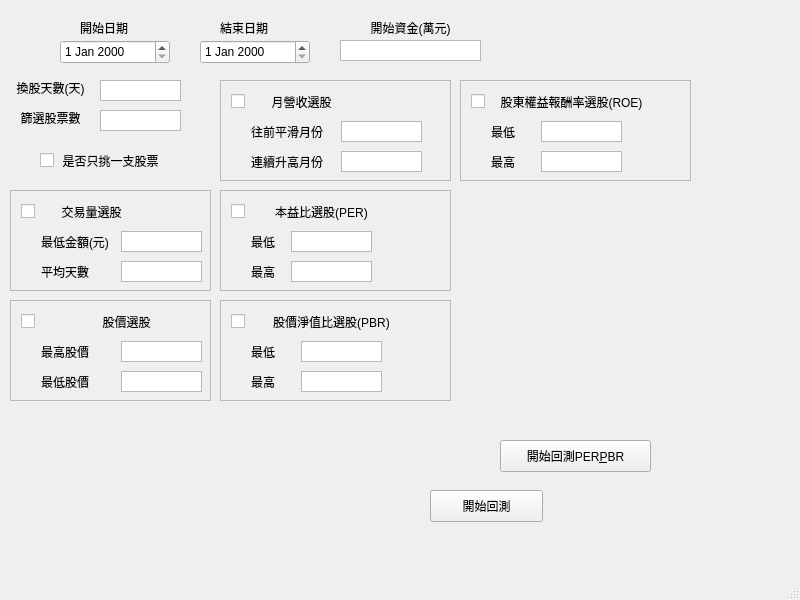
bjioljlo/StockHistory, file UI_backtest.ui: the form before one commit.
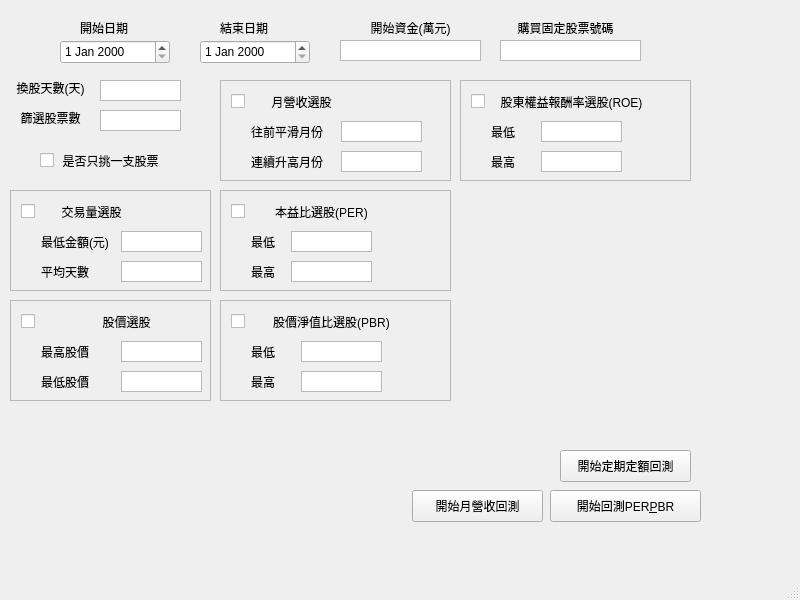
The form after the commit.

Commit message: 新增定期定額，殖利率未完成

Patch:
```diff
--- a/UI_backtest.ui
+++ b/UI_backtest.ui
@@ -63,14 +63,14 @@
    <widget class="QPushButton" name="button_backtest">
     <property name="geometry">
      <rect>
-      <x>430</x>
+      <x>412</x>
       <y>490</y>
-      <width>113</width>
+      <width>131</width>
       <height>32</height>
      </rect>
     </property>
     <property name="text">
-     <string>開始回測</string>
+     <string>開始月營收回測</string>
     </property>
    </widget>
    <widget class="QLabel" name="label_3">
@@ -855,8 +855,8 @@
    <widget class="QPushButton" name="button_backtest_2">
     <property name="geometry">
      <rect>
-      <x>500</x>
-      <y>440</y>
+      <x>550</x>
+      <y>490</y>
       <width>151</width>
       <height>32</height>
      </rect>
@@ -910,6 +910,64 @@
      <string/>
     </property>
    </widget>
+   <widget class="QPushButton" name="button_backtest_3">
+    <property name="geometry">
+     <rect>
+      <x>560</x>
+      <y>450</y>
+      <width>131</width>
+      <height>32</height>
+     </rect>
+    </property>
+    <property name="text">
+     <string>開始定期定額回測</string>
+    </property>
+   </widget>
+   <widget class="QTextEdit" name="input_stockNumber">
+    <property name="geometry">
+     <rect>
+      <x>500</x>
+      <y>40</y>
+      <width>141</width>
+      <height>21</height>
+     </rect>
+    </property>
+    <property name="font">
+     <font>
+      <pointsize>10</pointsize>
+      <weight>75</weight>
+      <bold>true</bold>
+     </font>
+    </property>
+    <property name="verticalScrollBarPolicy">
+     <enum>Qt::ScrollBarAlwaysOff</enum>
+    </property>
+    <property name="horizontalScrollBarPolicy">
+     <enum>Qt::ScrollBarAlwaysOff</enum>
+    </property>
+    <property name="documentTitle">
+     <string/>
+    </property>
+    <property name="placeholderText">
+     <string/>
+    </property>
+   </widget>
+   <widget class="QLabel" name="label_25">
+    <property name="geometry">
+     <rect>
+      <x>510</x>
+      <y>20</y>
+      <width>111</width>
+      <height>16</height>
+     </rect>
+    </property>
+    <property name="text">
+     <string>購買固定股票號碼</string>
+    </property>
+    <property name="alignment">
+     <set>Qt::AlignCenter</set>
+    </property>
+   </widget>
   </widget>
   <widget class="QMenuBar" name="menubar">
    <property name="geometry">
```
The commit also changes 5 other files.
